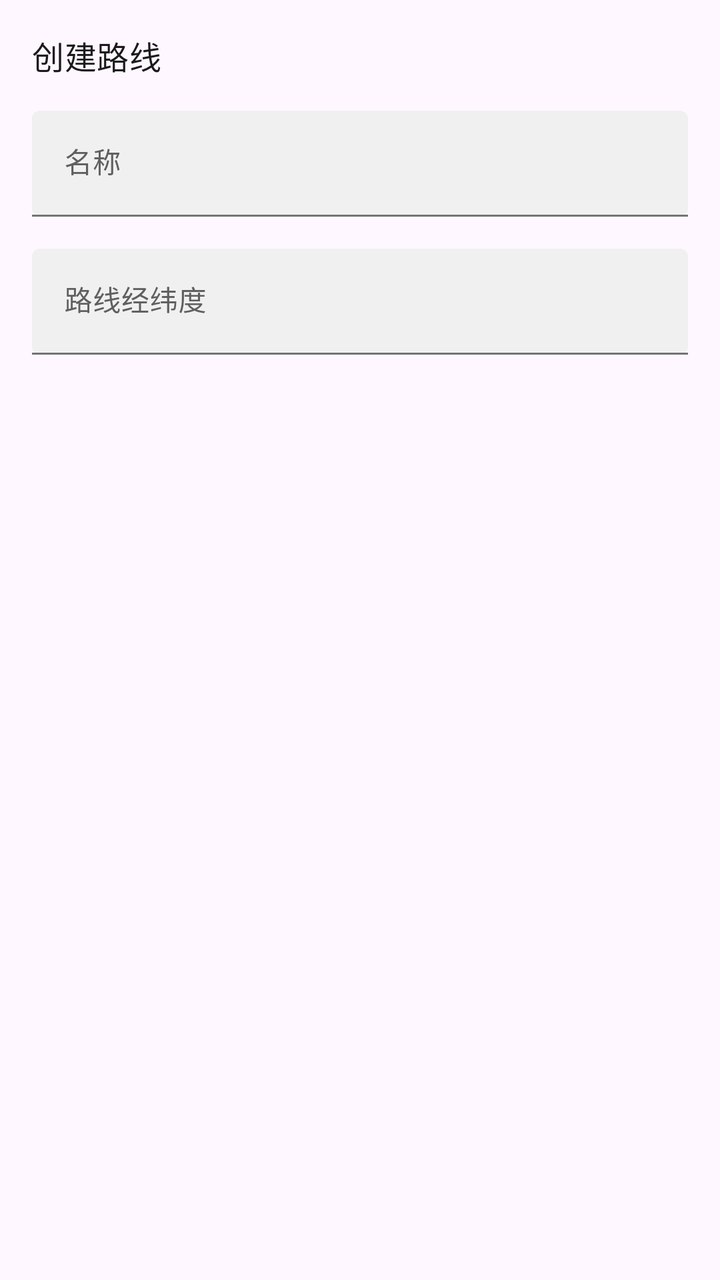
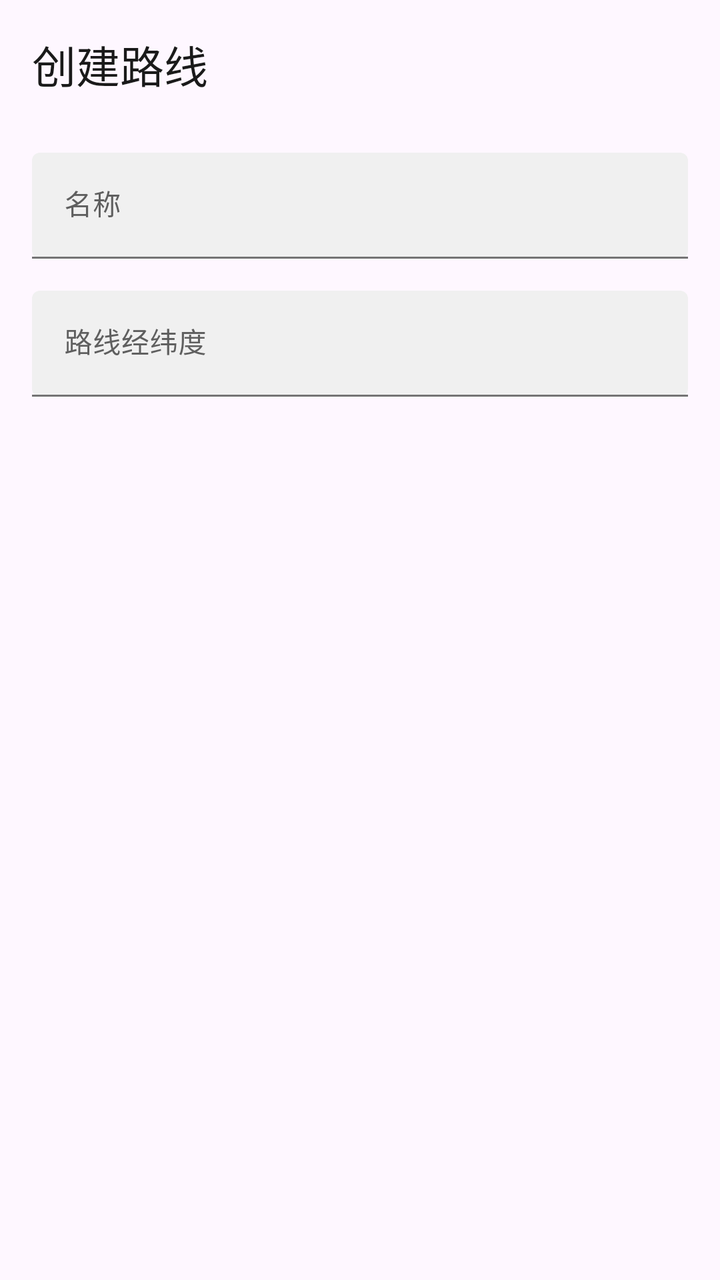

Two renders of the same Android screen: before a commit and after it. Below are the layout's source before the change and the commit's diff.
<!-- AndroidManifest.xml: application theme AppTheme -->
<!-- res/layout/dialog_add_route.xml -->
<?xml version="1.0" encoding="utf-8"?>
<LinearLayout
    xmlns:android="http://schemas.android.com/apk/res/android"
    xmlns:app="http://schemas.android.com/apk/res-auto"
    android:layout_width="match_parent"
    android:layout_height="wrap_content"
    android:orientation="vertical"
    android:padding="16dp">

        <TextView
            android:layout_width="match_parent"
            android:layout_height="wrap_content"
            android:text="@string/add_route"
            android:textAppearance="?attr/textAppearanceTitleMedium"
            android:textColor="?attr/colorOnSurface"/>

        <com.google.android.material.textfield.TextInputLayout
            android:layout_width="match_parent"
            android:layout_height="wrap_content"
            android:layout_marginTop="16dp"
            app:boxBackgroundMode="filled"
            app:boxBackgroundColor="?attr/colorSurfaceVariant"
            android:hint="@string/name">

            <com.google.android.material.textfield.TextInputEditText
                android:id="@+id/etRouteName"
                android:layout_width="match_parent"
                android:layout_height="wrap_content"
                android:imeOptions="actionNext"
                android:inputType="text"
                android:singleLine="true"
                android:textColor="?attr/colorOnSurface"
                android:textAppearance="@style/TextAppearance.Material3.BodyMedium">

                
            </com.google.android.material.textfield.TextInputEditText>
        </com.google.android.material.textfield.TextInputLayout>

        <com.google.android.material.textfield.TextInputLayout
            android:layout_width="match_parent"
            android:layout_height="wrap_content"
            android:layout_marginTop="16dp"
            app:boxBackgroundMode="filled"
            app:boxBackgroundColor="?attr/colorSurfaceVariant"
            android:hint="@string/route_set">

            <com.google.android.material.textfield.TextInputEditText
                android:id="@+id/etRouteSet"
                android:layout_width="match_parent"
                android:layout_height="wrap_content"
                android:imeOptions="actionNext"
                android:inputType="text"
                android:singleLine="true"
                android:textColor="?attr/colorOnSurface"
                android:textAppearance="@style/TextAppearance.Material3.BodyMedium">
            </com.google.android.material.textfield.TextInputEditText>
        </com.google.android.material.textfield.TextInputLayout>

</LinearLayout>
<!-- resources referenced by this layout -->
<resources>
  <string name="add_route">创建路线</string>
  <string name="name">名称</string>
  <string name="route_set">路线经纬度</string>
  <style name="AppTheme" parent="Theme.Material3.Light.NoActionBar">
          
          <item name="colorPrimary">#5F5F5F</item>
          <item name="colorOnPrimary">#FFFFFF</item>
          <item name="colorPrimaryContainer">#E0E0E0</item>
          <item name="colorOnPrimaryContainer">#1E1E1E</item>
          <item name="colorSecondary">#494949</item>
          <item name="colorOnSecondary">#FFFFFF</item>
          <item name="colorSecondaryContainer">#E7E7E7</item>
          <item name="colorOnSecondaryContainer">#2A2A2A</item>
          <item name="colorSurface">#FFFFFF</item>
          <item name="colorOnSurface">#1A1A1A</item>
          <item name="colorSurfaceVariant">#F0F0F0</item>
          <item name="colorOnSurfaceVariant">#5F5F5F</item>
          <item name="colorOutline">#747474</item>
  
          
          <item name="android:statusBarColor">@android:color/transparent</item>
          <item name="android:windowDrawsSystemBarBackgrounds">true</item>
          <item name="android:windowTranslucentStatus">true</item>
          <item name="windowActionModeOverlay">true</item>
          <item name="windowActionBar">false</item>
          <item name="windowNoTitle">true</item>
  
          
          <item name="searchViewStyle">@style/Portal.SearchViewStyle</item>
          <item name="sliderStyle">@style/Portal.SliderTheme</item>
      </style>
  <style name="Portal.SearchViewStyle" parent="Widget.AppCompat.SearchView" />
  <style name="Portal.SliderTheme" parent="Widget.Material3.Slider" />
</resources>

<!-- the commit's change to res/layout/dialog_add_route.xml (unified diff, before → after) -->
@@ -11,8 +11,9 @@
             android:layout_width="match_parent"
             android:layout_height="wrap_content"
             android:text="@string/add_route"
-            android:textAppearance="?attr/textAppearanceTitleMedium"
-            android:textColor="?attr/colorOnSurface"/>
+            android:textAppearance="?attr/textAppearanceTitleLarge"
+            android:textColor="?attr/colorOnSurface"
+            android:paddingBottom="12dp"/>
 
         <com.google.android.material.textfield.TextInputLayout
             android:layout_width="match_parent"
